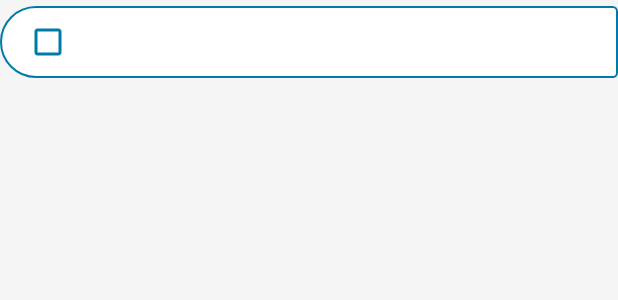
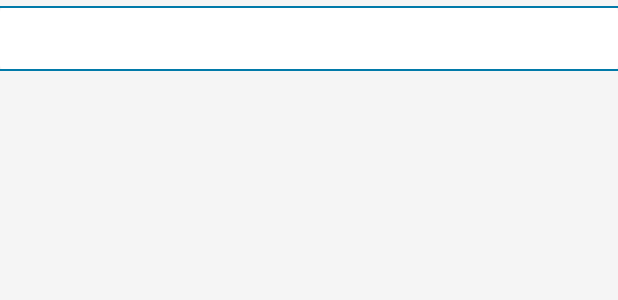
Before and after one commit to borysstach/WombatCalendar, an Android app: the layout day_allday_event_layout.xml on its own in the app's theme, with its tools: preview values and no code run, on a phone screen of 412 x 824 dp. Shown: the top 300 px of the screen. Run offline under Robolectric (Android 15) with nearby library versions, the phone set to English and light mode, and no system bars.

Commit message:
Day layout change

```diff
--- a/app/src/main/java/com/stach/borys/wombatcalendar/WeekFragment.java
+++ b/app/src/main/java/com/stach/borys/wombatcalendar/WeekFragment.java
@@ -153,6 +153,9 @@ public class WeekFragment extends Fragment {
             //change stroke color depend of month
             GradientDrawable strokeDrawable = (GradientDrawable) ContextCompat.getDrawable(getActivity(), getActivity().getResources().getIdentifier("stroke_shape", "drawable", getActivity().getPackageName()));
             String monthColorString = mMonthColorStrings.get(mCurrentMonth) + "_stroke";
+            if (isToday(cloneCalendar)){
+                intPx = intPx*3;
+            }
             strokeDrawable.setStroke(intPx, ContextCompat.getColor(getActivity(), getActivity().getResources().getIdentifier(monthColorString, "color", getActivity().getPackageName())));
             mLinearLayout.setBackground(strokeDrawable);
 
@@ -191,6 +194,12 @@ public class WeekFragment extends Fragment {
             resources = null;
             intPx = null;
         }
+    }
+    private boolean isToday(Calendar calendar){
+        if (calendar.get(Calendar.DAY_OF_YEAR) == Calendar.getInstance().get(Calendar.DAY_OF_YEAR) && calendar.get(Calendar.YEAR) == Calendar.getInstance().get(Calendar.YEAR)){
+            return true;
+        }
+        return false;
     }
 
     private String formatEvent (String eventTitle){
--- a/app/src/main/res/drawable/day_stroke_shape.xml
+++ b/app/src/main/res/drawable/day_stroke_shape.xml
@@ -1,13 +1,20 @@
-<?xml version="1.0" encoding="utf-8"?>
-<shape xmlns:android="http://schemas.android.com/apk/res/android"
-       android:shape="rectangle">
+<layer-list xmlns:android="http://schemas.android.com/apk/res/android">
+
+<item>
+    <shape android:shape="rectangle">
         <corners
-        android:bottomLeftRadius="32dp"
-        android:bottomRightRadius="4dp"
-        android:topLeftRadius="32dp"
-        android:topRightRadius="4dp"/>
+            android:radius="4dp"/>
         <solid android:color="@color/day_stroke_back"/>
+    </shape>
+</item>
+
+<item android:right="-2dp" android:left="-2dp">
+    <shape>
+        <solid android:color="@android:color/transparent"/>
         <stroke
             android:width="1dp"
             android:color="@color/day_stroke"/>
     </shape>
+</item>
+
+</layer-list>
--- a/app/src/main/res/layout/day_allday_event_layout.xml
+++ b/app/src/main/res/layout/day_allday_event_layout.xml
@@ -5,14 +5,9 @@
         android:orientation="horizontal"
         android:layout_marginTop="@dimen/activitu_half_margin"
         android:layout_marginBottom="@dimen/activitu_half_margin"
-        android:paddingLeft="16dp"
               android:paddingTop="@dimen/activity_vertical_margin"
               android:paddingBottom="@dimen/activity_vertical_margin"
         android:background="@drawable/day_stroke_shape">
-   <CheckBox
-       android:id="@+id/all_day_checkbox"
-       android:layout_width="wrap_content"
-       android:layout_height="wrap_content"/>
     <TextView
         android:id="@+id/all_day_time_event_name"
         android:layout_width="match_parent"
--- a/app/src/main/res/values/color.xml
+++ b/app/src/main/res/values/color.xml
@@ -11,6 +11,7 @@
     <color name="my_primary_light">#B6B6B6</color>
     <color name="day_stroke_back">#ffffff</color>
     <color name="day_stroke">#017aa9</color>
+    <color name="today_stroke">#76FF03</color>
 
     <color name="styczen_day_title">#95436E</color>
     <color name="styczen_stroke">#7B2854</color>
```
Also changed, not shown: 2 other files. Lines whose indentation alone changed are shown as unchanged.
